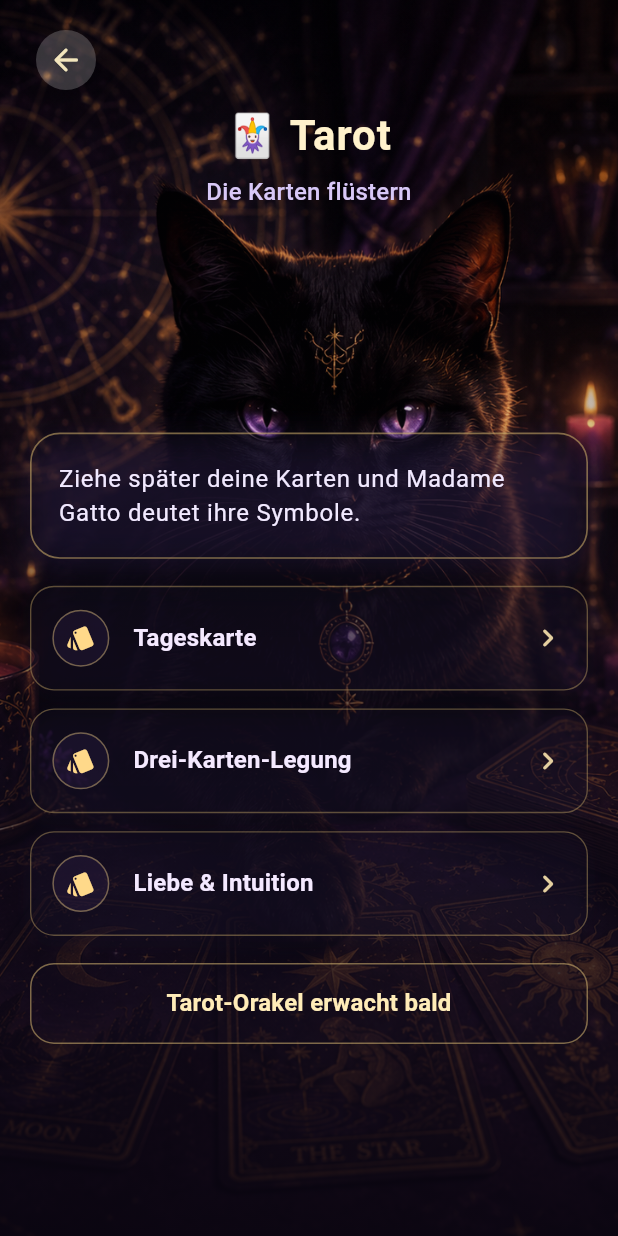
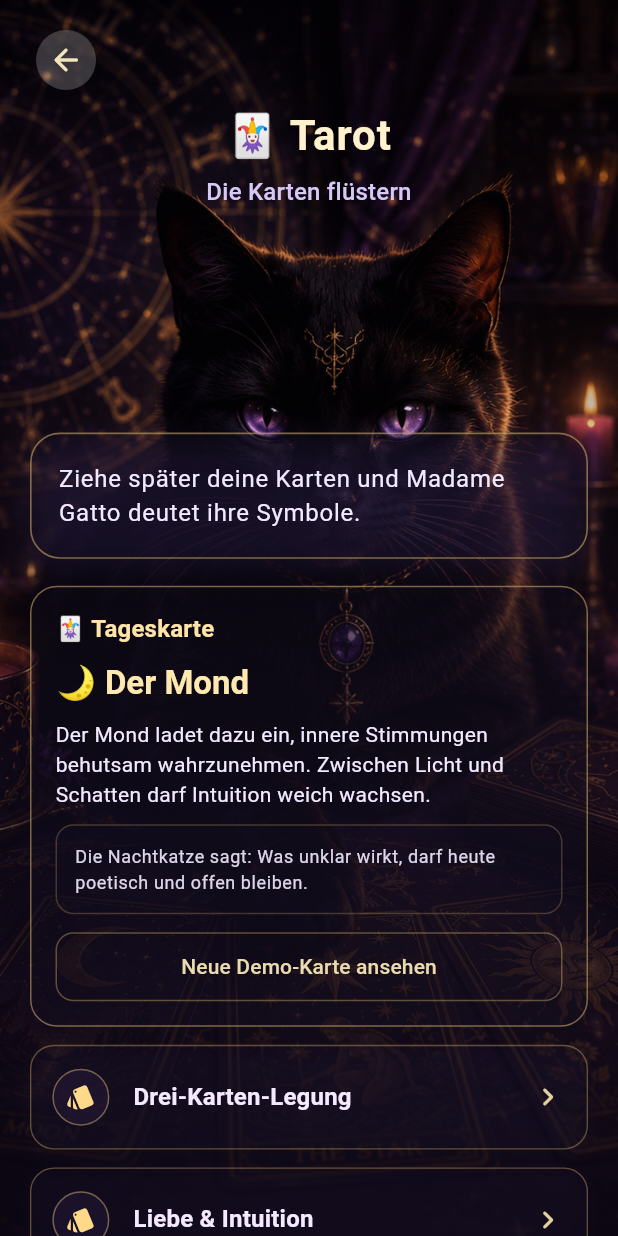
Before and after one commit to mexx-music/-cat_oracle, a Flutter app: the TarotPage screen opened by its route, on a phone screen of 412 x 824 dp. Run offline on Flutter 3.47's test engine with Material 3 defaults, Android fonts, the phone set to English and light mode, and no system bars; accounts and stored records are empty.

Commit message:
Add tarot daily card demo

```diff
--- /dev/null
+++ b/lib/features/tarot/data/demo_tarot_cards.dart
@@ -0,0 +1,68 @@
+import '../models/tarot_card.dart';
+
+const List<TarotCard> demoTarotCards = [
+  TarotCard(
+    name: 'Die Katze',
+    symbol: '🐈',
+    meaning:
+        'Diese Karte steht fur geschmeidige Aufmerksamkeit und sanfte Selbstfuhrung. Sie erinnert daran, den eigenen Rhythmus mit Ruhe zu ehren.',
+    catMessage:
+        'Madame Gatto flustert: Vertraue heute den leisen Schritten, sie kennen den Weg schon.',
+  ),
+  TarotCard(
+    name: 'Der Mond',
+    symbol: '🌙',
+    meaning:
+        'Der Mond ladet dazu ein, innere Stimmungen behutsam wahrzunehmen. Zwischen Licht und Schatten darf Intuition weich wachsen.',
+    catMessage:
+        'Die Nachtkatze sagt: Was unklar wirkt, darf heute poetisch und offen bleiben.',
+  ),
+  TarotCard(
+    name: 'Der Stern',
+    symbol: '⭐',
+    meaning:
+        'Der Stern schenkt eine stille Aussicht auf Zuversicht. Er steht fur Klarheit, die aus Sanftmut und Geduld entsteht.',
+    catMessage:
+        'Madame Gatto sieht einen feinen Glanz uber deinen Gedanken. Atme tief und bleibe freundlich mit dir.',
+  ),
+  TarotCard(
+    name: 'Die Hohepriesterin',
+    symbol: '🔮',
+    meaning:
+        'Diese Karte erinnert an innere Weisheit und feine Grenzen. Wissen darf heute in Ruhe reifen, statt laut erklart zu werden.',
+    catMessage:
+        'Die Orakelkatze raunt: Nicht jede Antwort braucht Eile, manche brauchen Stille.',
+  ),
+  TarotCard(
+    name: 'Das Rad',
+    symbol: '🜁',
+    meaning:
+        'Das Rad steht fur Wandel als naturlichen Fluss. Kleine Verschiebungen konnen neue Perspektiven mit Eleganz offnen.',
+    catMessage:
+        'Madame Gatto nickt: Wenn sich etwas dreht, darfst du weich mitgehen statt festhalten.',
+  ),
+  TarotCard(
+    name: 'Die Sonne',
+    symbol: '☀️',
+    meaning:
+        'Die Sonne bringt warme Klarheit in den Tag. Sie erinnert an spielerische Kraft, die ohne Druck leuchten darf.',
+    catMessage:
+        'Die Sonnenkatze schnurrt: Zeig dich heute freundlich und aufrichtig, das reicht vollkommen.',
+  ),
+  TarotCard(
+    name: 'Der Turm',
+    symbol: '🜂',
+    meaning:
+        'Der Turm zeigt den Moment, in dem alte Muster sichtbar werden. Daraus kann ehrliche Neuordnung mit ruhiger Haltung entstehen.',
+    catMessage:
+        'Madame Gatto meint: Wenn etwas wackelt, entsteht Raum fur etwas Wahrhaftigeres.',
+  ),
+  TarotCard(
+    name: 'Die Liebenden',
+    symbol: '💞',
+    meaning:
+        'Diese Karte steht fur bewusste Wahl und Verbindung auf Augenhohe. Sie betont Harmonie, die aus Klarheit und Respekt erwachst.',
+    catMessage:
+        'Die Herzkatze flustert: Entscheide dich fur das, was warm und stimmig in dir klingt.',
+  ),
+];
--- a/lib/features/tarot/presentation/pages/tarot_page.dart
+++ b/lib/features/tarot/presentation/pages/tarot_page.dart
@@ -1,10 +1,13 @@
 import 'package:flutter/material.dart';
+
+import '../../logic/daily_tarot_card_generator.dart';
 
 class TarotPage extends StatelessWidget {
   const TarotPage({super.key});
 
   @override
   Widget build(BuildContext context) {
+    final dailyCard = generateDailyTarotCard();
     final screenHeight = MediaQuery.of(context).size.height;
     final safePadding = MediaQuery.of(context).padding.vertical;
     final contentTopSpacing = (screenHeight * 0.18)
@@ -112,7 +115,93 @@ class TarotPage extends StatelessWidget {
                       ),
                     ),
                     const SizedBox(height: 18),
-                    const _TarotOptionTile(title: 'Tageskarte'),
+                    Container(
+                      padding: const EdgeInsets.all(16),
+                      decoration: BoxDecoration(
+                        borderRadius: BorderRadius.circular(18),
+                        color: const Color(0x32150F24),
+                        border: Border.all(
+                          color: const Color(0x88DAB86E),
+                          width: 1,
+                        ),
+                        boxShadow: const [
+                          BoxShadow(
+                            color: Color(0x40100D1B),
+                            blurRadius: 18,
+                            offset: Offset(0, 8),
+                          ),
+                        ],
+                      ),
+                      child: Column(
+                        crossAxisAlignment: CrossAxisAlignment.stretch,
+                        children: [
+                          Text(
+                            '🃏 Tageskarte',
+                            style: Theme.of(context).textTheme.titleMedium
+                                ?.copyWith(
+                                  color: const Color(0xFFFFE4A6),
+                                  fontWeight: FontWeight.w700,
+                                ),
+                          ),
+                          const SizedBox(height: 10),
+                          Text(
+                            '${dailyCard.symbol} ${dailyCard.name}',
+                            style: Theme.of(context).textTheme.titleLarge
+                                ?.copyWith(
+                                  color: const Color(0xFFFFE9B0),
+                                  fontWeight: FontWeight.w700,
+                                ),
+                          ),
+                          const SizedBox(height: 10),
+                          Text(
+                            dailyCard.meaning,
+                            style: Theme.of(context).textTheme.bodyMedium
+                                ?.copyWith(
+                                  color: const Color(0xFFF1E9FF),
+                                  height: 1.45,
+                                ),
+                          ),
+                          const SizedBox(height: 10),
+                          Container(
+                            padding: const EdgeInsets.all(12),
+                            decoration: BoxDecoration(
+                              borderRadius: BorderRadius.circular(12),
+                              color: const Color(0x24130F1F),
+                              border: Border.all(
+                                color: const Color(0x44D0B16F),
+                              ),
+                            ),
+                            child: Text(
+                              dailyCard.catMessage,
+                              style: Theme.of(context).textTheme.bodySmall
+                                  ?.copyWith(
+                                    color: const Color(0xE8F1E9FF),
+                                    height: 1.45,
+                                  ),
+                            ),
+                          ),
+                          const SizedBox(height: 12),
+                          SizedBox(
+                            height: 46,
+                            child: OutlinedButton(
+                              onPressed: null,
+                              style: OutlinedButton.styleFrom(
+                                disabledForegroundColor: const Color(
+                                  0xFFEADBAF,
+                                ),
+                                side: const BorderSide(
+                                  color: Color(0x66D5B46B),
+                                ),
+                                shape: RoundedRectangleBorder(
+                                  borderRadius: BorderRadius.circular(12),
+                                ),
+                              ),
+                              child: const Text('Neue Demo-Karte ansehen'),
+                            ),
+                          ),
+                        ],
+                      ),
+                    ),
                     const SizedBox(height: 12),
                     const _TarotOptionTile(title: 'Drei-Karten-Legung'),
                     const SizedBox(height: 12),
```
Also changed, not shown: lib/features/tarot/logic/daily_tarot_card_generator.dart (added, +16 -0 lines), lib/features/tarot/models/tarot_card.dart (added, +13 -0 lines), 1 other file.
